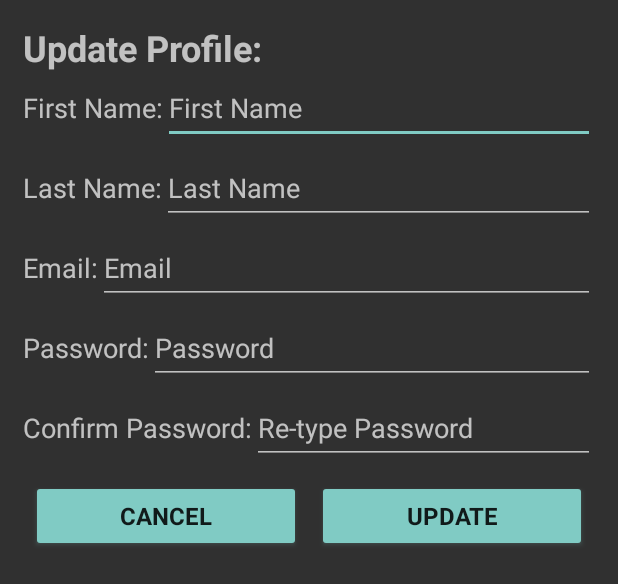
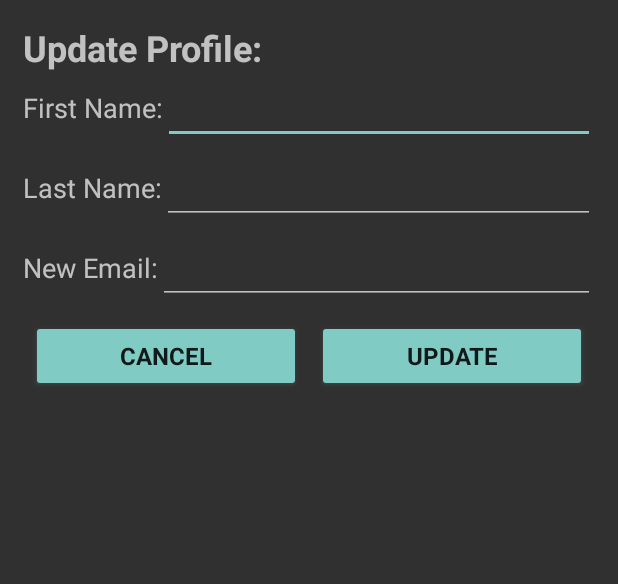
Before and after one commit to jprost98/MyApp, an Android app: the layout popup_update_profile.xml on its own in the app's theme, with its tools: preview values and no code run, on a phone screen of 412 x 824 dp. Shown: the top 584 px of the screen. Run offline under Robolectric (Android 15) with nearby library versions, the phone set to English and light mode, and no system bars.

Commit message:
Update: - Fixed a bug with the updating profile section. - Made to where you can only update email, first name, and last name through app. Then need to go through forgot password to reset/change password.
(Previous)
- Too many updates to type.
- Basically made everything where it should be for a beta release.

```diff
--- a/app/src/main/AndroidManifest.xml
+++ b/app/src/main/AndroidManifest.xml
@@ -25,13 +25,13 @@
         <activity
             android:name=".MainActivity"
             android:exported="false"
-            android:theme="@style/Theme.MyApp.NoActionBar" />
+            android:theme="@style/Theme.MyApp.NoActionBar">
+        </activity>
         <activity
             android:name=".LoginActivity"
             android:exported="true">
             <intent-filter>
                 <action android:name="android.intent.action.MAIN" />
-
                 <category android:name="android.intent.category.LAUNCHER" />
             </intent-filter>
         </activity>
--- a/app/src/main/res/layout/activity_login.xml
+++ b/app/src/main/res/layout/activity_login.xml
@@ -34,7 +34,7 @@
             android:layout_width="match_parent"
             android:layout_height="wrap_content"
             android:layout_marginBottom="5dp"
-            android:autofillHints=""
+            android:autofillHints="emailAddress"
             android:ems="10"
             android:hint="Email"
             android:importantForAutofill="yes"
@@ -47,7 +47,7 @@
             android:layout_width="match_parent"
             android:layout_height="wrap_content"
             android:layout_marginBottom="10dp"
-            android:autofillHints=""
+            android:autofillHints="password"
             android:ems="10"
             android:hint="Password"
             android:importantForAutofill="yes"
--- a/app/src/main/res/layout/popup_update_profile.xml
+++ b/app/src/main/res/layout/popup_update_profile.xml
@@ -1,5 +1,6 @@
 <?xml version="1.0" encoding="utf-8"?>
 <LinearLayout xmlns:android="http://schemas.android.com/apk/res/android"
+    xmlns:tools="http://schemas.android.com/tools"
     android:layout_width="match_parent"
     android:layout_height="match_parent"
     android:orientation="vertical"
@@ -14,6 +15,7 @@
         android:textStyle="bold" />
 
     <LinearLayout
+        android:id="@+id/firstName"
         android:layout_width="match_parent"
         android:layout_height="wrap_content"
         android:orientation="horizontal">
@@ -32,13 +34,13 @@
             android:layout_height="wrap_content"
             android:layout_marginBottom="5dp"
             android:ems="10"
-            android:hint="First Name"
             android:inputType="textPersonName"
             android:minHeight="48dp"
             android:textSize="18sp" />
     </LinearLayout>
 
     <LinearLayout
+        android:id="@+id/lastName"
         android:layout_width="match_parent"
         android:layout_height="wrap_content"
         android:orientation="horizontal">
@@ -57,13 +59,13 @@
             android:layout_height="wrap_content"
             android:layout_marginBottom="5dp"
             android:ems="10"
-            android:hint="Last Name"
             android:inputType="textPersonName"
             android:minHeight="48dp"
             android:textSize="18sp" />
     </LinearLayout>
 
     <LinearLayout
+        android:id="@+id/newEmail"
         android:layout_width="match_parent"
         android:layout_height="wrap_content"
         android:orientation="horizontal">
@@ -73,81 +75,56 @@
             android:layout_width="wrap_content"
             android:layout_height="wrap_content"
             android:layout_marginBottom="5dp"
-            android:text="Email:"
+            android:text="New Email:"
             android:textSize="18sp" />
 
         <EditText
             android:id="@+id/update_email"
             android:layout_width="match_parent"
             android:layout_height="wrap_content"
+            android:layout_marginBottom="5dp"
+            android:autofillHints="emailAddress"
             android:ems="10"
-            android:hint="Email"
             android:importantForAutofill="yes"
             android:inputType="textEmailAddress"
-            android:minHeight="48dp"
-            android:textSize="18sp"
-            android:layout_marginBottom="5dp" />
-    </LinearLayout>
-
-    <LinearLayout
-        android:layout_width="match_parent"
-        android:layout_height="wrap_content"
-        android:orientation="horizontal">
-
-        <TextView
-            android:id="@+id/textView43"
-            android:layout_width="wrap_content"
-            android:layout_height="wrap_content"
-            android:layout_marginBottom="5dp"
-            android:text="Password:"
-            android:textSize="18sp" />
-
-        <EditText
-            android:id="@+id/update_password"
-            android:layout_width="match_parent"
-            android:layout_height="wrap_content"
-            android:layout_marginBottom="5dp"
-            android:ems="10"
-            android:hint="Password"
-            android:inputType="textPassword"
             android:minHeight="48dp"
             android:textSize="18sp" />
     </LinearLayout>
 
     <LinearLayout
+        android:id="@+id/oldPassword"
         android:layout_width="match_parent"
         android:layout_height="wrap_content"
-        android:orientation="horizontal">
+        android:orientation="horizontal"
+        android:visibility="gone">
 
         <TextView
-            android:id="@+id/textView44"
+            android:id="@+id/textView48"
             android:layout_width="wrap_content"
             android:layout_height="wrap_content"
-            android:layout_marginBottom="5dp"
-            android:importantForAutofill="yes"
-            android:text="Confirm Password:"
+            android:text="Current Password:"
             android:textSize="18sp" />
 
         <EditText
-            android:id="@+id/update_confirm_password"
+            android:importantForAutofill="no"
+            android:id="@+id/update_old_password"
             android:layout_width="match_parent"
             android:layout_height="wrap_content"
-            android:layout_marginBottom="5dp"
             android:ems="10"
-            android:hint="Re-type Password"
             android:inputType="textPassword"
-            android:minHeight="48dp"
-            android:textSize="18sp" />
+            android:textSize="18sp"
+            tools:ignore="TouchTargetSizeCheck" />
     </LinearLayout>
 
     <LinearLayout
+        android:id="@+id/update_btns"
         android:layout_width="match_parent"
         android:layout_height="wrap_content"
         android:orientation="horizontal">
 
         <Button
             android:id="@+id/update_cancel_btn"
-            android:layout_width="wrap_content"
+            android:layout_width="match_parent"
             android:layout_height="wrap_content"
             android:layout_margin="5dp"
             android:layout_weight="1"
@@ -156,7 +133,7 @@
 
         <Button
             android:id="@+id/update_btn"
-            android:layout_width="wrap_content"
+            android:layout_width="match_parent"
             android:layout_height="wrap_content"
             android:layout_margin="5dp"
             android:layout_weight="1"
@@ -164,4 +141,30 @@
             android:theme="@style/ButtonTheme" />
     </LinearLayout>
 
+    <LinearLayout
+        android:id="@+id/confirm_btns"
+        android:layout_width="match_parent"
+        android:layout_height="wrap_content"
+        android:orientation="horizontal"
+        android:visibility="gone">
+
+        <Button
+            android:id="@+id/update_cancel_btn2"
+            android:layout_width="match_parent"
+            android:layout_height="wrap_content"
+            android:layout_margin="5dp"
+            android:layout_weight="1"
+            android:text="Cancel"
+            android:theme="@style/ButtonTheme" />
+
+        <Button
+            android:id="@+id/update_confirm_btn"
+            android:layout_width="match_parent"
+            android:layout_height="wrap_content"
+            android:layout_margin="5dp"
+            android:layout_weight="1"
+            android:text="Confirm"
+            android:theme="@style/ButtonTheme" />
+    </LinearLayout>
+
 </LinearLayout>
```
Also changed, not shown: app/src/main/java/com/example/myapp/ui/settings/SettingsFragment.java (+84 -28 lines).
